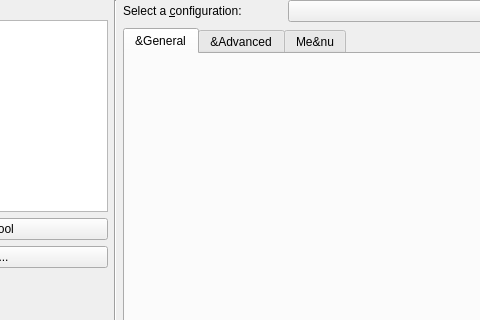
Qt form src/widgets/maintoolconfigwidget.ui (KDE/kile) before a commit; both pictures show x 150 to 630 and y 0 to 320 of the 720 by 498 pixel window.
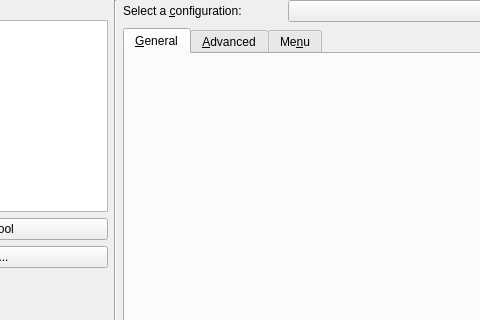
The same form after that commit. Custom widgets are drawn as their Qt base class.

What changed in the file:
```diff
--- a/src/widgets/maintoolconfigwidget.ui
+++ b/src/widgets/maintoolconfigwidget.ui
@@ -151,7 +151,7 @@
          </property>
          <widget class="QWidget" name="tab" >
           <attribute name="title" >
-           <string>&amp;&amp;General</string>
+           <string>&amp;General</string>
           </attribute>
           <layout class="QVBoxLayout" >
            <item>
@@ -186,7 +186,7 @@
          </widget>
          <widget class="QWidget" name="tab" >
           <attribute name="title" >
-           <string>&amp;&amp;Advanced</string>
+           <string>&amp;Advanced</string>
           </attribute>
           <layout class="QGridLayout" >
            <item row="0" column="1" >
@@ -376,7 +376,7 @@
          </widget>
          <widget class="QWidget" name="TabPage" >
           <attribute name="title" >
-           <string>Me&amp;&amp;nu</string>
+           <string>Me&amp;nu</string>
           </attribute>
           <layout class="QGridLayout" >
            <item row="0" column="0" >
```
